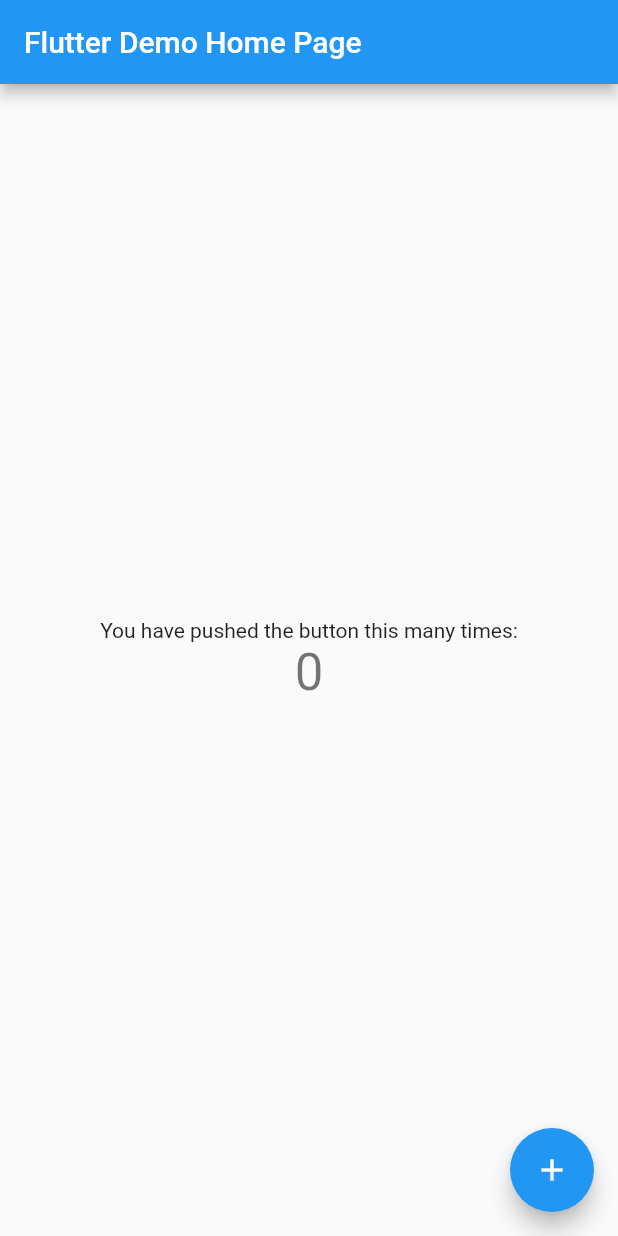
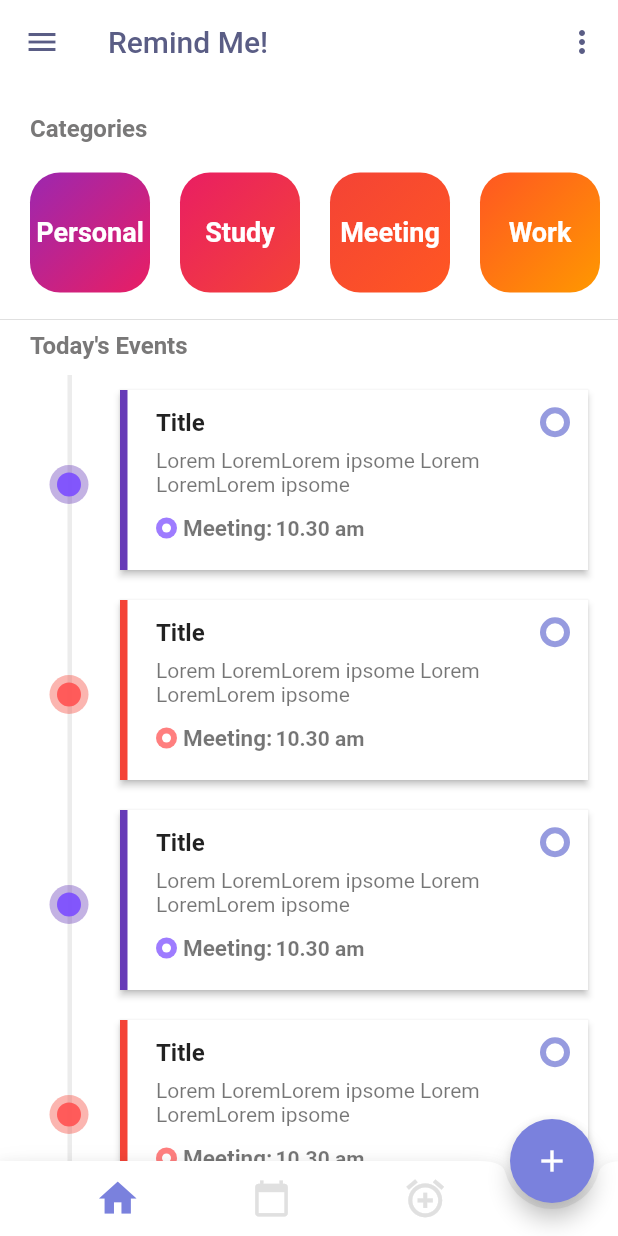
Before and after one commit to abishaan/Reminder, a Flutter app: the screen it shows after launch, on a phone screen of 412 x 824 dp. Run offline on Flutter 3.47's test engine with Material 2 defaults, Android fonts, the phone set to English and light mode, and no system bars; our stand-ins replace table_calendar.

Commit message:
Merged local files

```diff
--- a/lib/main.dart
+++ b/lib/main.dart
@@ -1,111 +1,162 @@
 import 'package:flutter/material.dart';
+import 'package:reminder/screens/calendar_screen.dart';
+import 'package:reminder/screens/events_screen.dart';
+import 'package:reminder/utils/theme_color.dart';
 
-void main() => runApp(MyApp());
+void main() => runApp(ReminderApp());
 
-class MyApp extends StatelessWidget {
-  // This widget is the root of your application.
+class ReminderApp extends StatefulWidget {
+  @override
+  _ReminderAppState createState() => _ReminderAppState();
+}
+
+class _ReminderAppState extends State<ReminderApp> {
   @override
   Widget build(BuildContext context) {
     return MaterialApp(
-      title: 'Flutter Demo',
-      theme: ThemeData(
-        // This is the theme of your application.
-        //
-        // Try running your application with "flutter run". You'll see the
-        // application has a blue toolbar. Then, without quitting the app, try
-        // changing the primarySwatch below to Colors.green and then invoke
-        // "hot reload" (press "r" in the console where you ran "flutter run",
-        // or simply save your changes to "hot reload" in a Flutter IDE).
-        // Notice that the counter didn't reset back to zero; the application
-        // is not restarted.
-        primarySwatch: Colors.blue,
-      ),
-      home: MyHomePage(title: 'Flutter Demo Home Page'),
+      debugShowCheckedModeBanner: false,
+      home: HomePage(),
     );
   }
 }
 
-class MyHomePage extends StatefulWidget {
-  MyHomePage({Key key, this.title}) : super(key: key);
-
-  // This widget is the home page of your application. It is stateful, meaning
-  // that it has a State object (defined below) that contains fields that affect
-  // how it looks.
-
-  // This class is the configuration for the state. It holds the values (in this
-  // case the title) provided by the parent (in this case the App widget) and
-  // used by the build method of the State. Fields in a Widget subclass are
-  // always marked "final".
-
-  final String title;
+class HomePage extends StatefulWidget {
+  static const homeMenuItems = ['Manage Categories', 'Settings'];
 
   @override
-  _MyHomePageState createState() => _MyHomePageState();
+  _HomePageState createState() => _HomePageState();
 }
 
-class _MyHomePageState extends State<MyHomePage> {
-  int _counter = 0;
+class _HomePageState extends State<HomePage> {
+  FloatingActionButtonLocation _buttonLocation =
+      FloatingActionButtonLocation.endDocked;
 
-  void _incrementCounter() {
+  int _currentIndex = 0;
+  bool _bottomNavHome = true;
+  bool _bottomNavCalender = false;
+  bool _bottomNavTimer = false;
+  String _screenTitle = 'Remind Me!';
+  List<Widget> _tabItems;
+
+  @override
+  void initState() {
+    _tabItems = [
+      EventsScreen(),
+      CalendarScreen(refresh),
+      Center(child: Text('Li')),
+      Center(child: Text('Settings')),
+    ];
+    super.initState();
+  }
+
+  refresh(dynamic title) {
     setState(() {
-      // This call to setState tells the Flutter framework that something has
-      // changed in this State, which causes it to rerun the build method below
-      // so that the display can reflect the updated values. If we changed
-      // _counter without calling setState(), then the build method would not be
-      // called again, and so nothing would appear to happen.
-      _counter++;
+      _screenTitle = title;
     });
   }
 
+  final List<PopupMenuItem> _popupHomeMenuItems = HomePage.homeMenuItems
+      .map((value) => PopupMenuItem(
+            value: value,
+            child: Text(value),
+          ))
+      .toList();
+
   @override
   Widget build(BuildContext context) {
-    // This method is rerun every time setState is called, for instance as done
-    // by the _incrementCounter method above.
-    //
-    // The Flutter framework has been optimized to make rerunning build methods
-    // fast, so that you can just rebuild anything that needs updating rather
-    // than having to individually change instances of widgets.
     return Scaffold(
+      resizeToAvoidBottomInset: false,
       appBar: AppBar(
-        // Here we take the value from the MyHomePage object that was created by
-        // the App.build method, and use it to set our appbar title.
-        title: Text(widget.title),
+        elevation: 0,
+        iconTheme: IconThemeData(color: ThemeColor.titleColor),
+        title: Text(
+          _screenTitle,
+          style: TextStyle(color: ThemeColor.titleColor),
+        ),
+        backgroundColor: Colors.white,
+        actions: <Widget>[
+          _bottomNavHome
+              ? PopupMenuButton(
+                  onSelected: (value) {
+                    print(value);
+                  },
+                  itemBuilder: (BuildContext context) => _popupHomeMenuItems,
+                )
+              : SizedBox()
+        ],
       ),
-      body: Center(
-        // Center is a layout widget. It takes a single child and positions it
-        // in the middle of the parent.
-        child: Column(
-          // Column is also a layout widget. It takes a list of children and
-          // arranges them vertically. By default, it sizes itself to fit its
-          // children horizontally, and tries to be as tall as its parent.
-          //
-          // Invoke "debug painting" (press "p" in the console, choose the
-          // "Toggle Debug Paint" action from the Flutter Inspector in Android
-          // Studio, or the "Toggle Debug Paint" command in Visual Studio Code)
-          // to see the wireframe for each widget.
-          //
-          // Column has various properties to control how it sizes itself and
-          // how it positions its children. Here we use mainAxisAlignment to
-          // center the children vertically; the main axis here is the vertical
-          // axis because Columns are vertical (the cross axis would be
-          // horizontal).
-          mainAxisAlignment: MainAxisAlignment.center,
-          children: <Widget>[
-            Text(
-              'You have pushed the button this many times:',
-            ),
-            Text(
-              '$_counter',
-              style: Theme.of(context).textTheme.display1,
-            ),
-          ],
+      backgroundColor: Colors.white,
+      body: _tabItems[_currentIndex],
+      drawer: Drawer(),
+      floatingActionButtonLocation: _buttonLocation,
+      floatingActionButton: FloatingActionButton(
+        onPressed: null,
+        tooltip: 'Increment',
+        backgroundColor: ThemeColor.primary,
+        child: Icon(Icons.add),
+      ),
+      bottomNavigationBar: BottomAppBar(
+        shape: CircularNotchedRectangle(),
+        child: Container(
+          height: 50,
+          margin: EdgeInsets.only(right: 50),
+          child: Row(
+            mainAxisAlignment: MainAxisAlignment.spaceEvenly,
+            children: <Widget>[
+              IconButton(
+                icon: Icon(
+                  Icons.home,
+                  size: 30,
+                  color: _bottomNavHome ? ThemeColor.primary : Colors.grey[300],
+                ),
+                onPressed: () {
+                  setState(() {
+                    _screenTitle = 'Remind Me!';
+                    _currentIndex = 0;
+                    _bottomNavHome = true;
+                    _bottomNavCalender = false;
+                    _bottomNavTimer = false;
+                  });
+                },
+              ),
+              IconButton(
+                icon: Icon(
+                  Icons.calendar_today,
+                  size: 26,
+                  color: _bottomNavCalender
+                      ? ThemeColor.primary
+                      : Colors.grey[300],
+                ),
+                onPressed: () {
+                  setState(() {
+                    _screenTitle = 'Calendar';
+                    _currentIndex = 1;
+                    _bottomNavHome = false;
+                    _bottomNavCalender = true;
+                    _bottomNavTimer = false;
+                  });
+                },
+              ),
+              IconButton(
+                icon: Icon(
+                  Icons.alarm_add,
+                  size: 30,
+                  color:
+                      _bottomNavTimer ? ThemeColor.primary : Colors.grey[300],
+                ),
+                onPressed: () {
+                  setState(() {
+                    _currentIndex = 2;
+                    _bottomNavHome = false;
+                    _bottomNavCalender = false;
+                    _bottomNavTimer = true;
+                  });
+                },
+              ),
+            ],
+          ),
         ),
       ),
-      floatingActionButton: FloatingActionButton(
-        onPressed: _incrementCounter,
-        tooltip: 'Increment',
-        child: Icon(Icons.add),
-      ), // This trailing comma makes auto-formatting nicer for build methods.
     );
   }
 }
--- /dev/null
+++ b/lib/models/event_model.dart
@@ -0,0 +1,9 @@
+
+class Event {
+  String message;
+  String category;
+  DateTime dateTime;
+
+  Event(this.message, this.category, this.dateTime);
+
+}
--- /dev/null
+++ b/lib/screens/events_screen.dart
@@ -0,0 +1,254 @@
+import 'package:flutter/material.dart';
+import 'package:reminder/models/event_model.dart';
+import 'package:reminder/utils/theme_color.dart';
+
+class EventsScreen extends StatefulWidget {
+  final Event events;
+
+  const EventsScreen({Key key, this.events}) : super(key: key);
+
+  @override
+  _EventsScreenState createState() => _EventsScreenState();
+}
+
+class _EventsScreenState extends State<EventsScreen> {
+  List<bool> checkbox = new List<bool>();
+
+  @override
+  void initState() {
+    setState(() {
+      for (int i = 0; i <= 10; i++) {
+        checkbox.add(false);
+      }
+    });
+    super.initState();
+  }
+
+  Widget _buildEventRow(int index) {
+    return Card(
+      elevation: 2,
+      shape: Border(
+        left: BorderSide(
+          color: index % 2 == 0 ? Colors.deepPurple : Colors.red,
+          width: 5,
+        ),
+      ),
+      margin: EdgeInsets.symmetric(horizontal: 20, vertical: 10),
+      child: Container(
+        height: 120,
+        child: ListTile(
+          title: Container(
+            padding: EdgeInsets.fromLTRB(8, 8, 0, 4),
+            child: Row(
+              mainAxisAlignment: MainAxisAlignment.spaceBetween,
+              children: <Widget>[
+                Text(
+                  'Title',
+                  style: TextStyle(fontWeight: FontWeight.w700),
+                ),
+                Container(
+                  height: 12,
+                  width: 12,
+                  decoration: BoxDecoration(
+                    shape: BoxShape.circle,
+                    color: Colors.white,
+                    boxShadow: [
+                      BoxShadow(
+                        spreadRadius: 4,
+                        color: ThemeColor.accent.withAlpha(700),
+                      )
+                    ],
+                  ),
+                ),
+              ],
+            ),
+          ),
+          subtitle: Padding(
+            padding: EdgeInsets.fromLTRB(8, 4, 0, 4),
+            child: Column(
+              children: <Widget>[
+                Align(
+                  alignment: Alignment.topLeft,
+                  child: Text(
+                    'Lorem LoremLorem ipsome Lorem LoremLorem ipsome ',
+                    maxLines: 2,
+                    overflow: TextOverflow.ellipsis,
+                  ),
+                ),
+                Padding(
+                  padding: EdgeInsets.only(top: 12, bottom: 4, left: 4),
+                  child: Row(
+                    children: <Widget>[
+                      Container(
+                        height: 6,
+                        width: 6,
+                        alignment: Alignment.topLeft,
+                        decoration: BoxDecoration(
+                          shape: BoxShape.circle,
+                          color: Colors.white,
+                          boxShadow: [
+                            BoxShadow(
+                              spreadRadius: 4,
+                              color: index % 2 == 0
+                                  ? Colors.deepPurpleAccent.withAlpha(700)
+                                  : Colors.redAccent.withAlpha(700),
+                            ),
+                          ],
+                        ),
+                      ),
+                      Padding(
+                        padding: const EdgeInsets.only(left: 8.0),
+                        child: Text(
+                          'Meeting:',
+                          style: TextStyle(
+                              fontWeight: FontWeight.w700, fontSize: 15),
+                        ),
+                      ),
+                      Padding(
+                        padding: const EdgeInsets.only(left: 2.0),
+                        child: Text(
+                          '10.30 am',
+                          style: TextStyle(fontWeight: FontWeight.w700),
+                        ),
+                      ),
+                    ],
+                  ),
+                ),
+              ],
+            ),
+          ),
+        ),
+      ),
+    );
+  }
+
+  Widget _buildEventListRow(int index) {
+    return Stack(
+      children: <Widget>[
+        Positioned(
+          top: 0.0,
+          bottom: 0.0,
+          left: 45.0,
+          child: Container(
+            height: double.infinity,
+            width: 3,
+            color: Colors.grey.withAlpha(50),
+          ),
+        ),
+        Positioned(
+          top: 65.0,
+          left: 38,
+          child: Container(
+            height: 16.0,
+            width: 16.0,
+            decoration: BoxDecoration(
+              shape: BoxShape.circle,
+              color: index % 2 == 0
+                  ? Colors.deepPurpleAccent.withAlpha(1000)
+                  : Colors.redAccent.withAlpha(1000),
+              boxShadow: [
+                BoxShadow(
+                  spreadRadius: 5,
+                  color: index % 2 == 0
+                      ? Colors.deepPurple.withAlpha(100)
+                      : Colors.red.withAlpha(100),
+                ),
+              ],
+            ),
+          ),
+        ),
+        Padding(
+          padding: const EdgeInsets.only(left: 60.0),
+          child: _buildEventRow(index),
+        )
+      ],
+    );
+  }
+
+  Widget _eventLabel(String label) {
+    return Container(
+      margin: EdgeInsets.symmetric(horizontal: 20),
+      alignment: Alignment.topLeft,
+      child: Text(
+        label,
+        style: TextStyle(
+          color: ThemeColor.subTitleColor,
+          fontWeight: FontWeight.bold,
+          fontSize: 16,
+        ),
+      ),
+    );
+  }
+
+  Widget _buildCategory(Color color1, Color color2, String label) {
+    return Container(
+      margin: EdgeInsets.fromLTRB(20, 10, 0, 10),
+      decoration: BoxDecoration(
+        borderRadius: BorderRadius.circular(20),
+        gradient: LinearGradient(
+            colors: [color1, color2],
+            begin: Alignment.topLeft,
+            end: Alignment.bottomRight,
+            stops: [0, 1]),
+      ),
+      height: 80,
+      width: 80,
+      child: Center(
+        child: Text(
+          label,
+          style: TextStyle(
+              color: Colors.white, fontSize: 18, fontWeight: FontWeight.w700),
+        ),
+      ),
+    );
+  }
+
+  @override
+  Widget build(BuildContext context) {
+    return SingleChildScrollView(
+      child: SizedBox(
+        height: MediaQuery.of(context).size.height,
+        child: Column(
+          children: <Widget>[
+            SizedBox(
+              height: 20,
+            ),
+            _eventLabel('Categories'),
+            SizedBox(
+              height: 10,
+            ),
+            SingleChildScrollView(
+              scrollDirection: Axis.horizontal,
+              child: Row(
+                crossAxisAlignment: CrossAxisAlignment.start,
+                children: <Widget>[
+                  _buildCategory(Colors.purple, Colors.pink, 'Personal'),
+                  _buildCategory(Colors.pink, Colors.red, 'Study'),
+                  _buildCategory(Colors.red, Colors.deepOrange, 'Meeting'),
+                  _buildCategory(Colors.deepOrange, Colors.orange, 'Work'),
+                  _buildCategory(Colors.orange, Colors.amber, 'Others'),
+                  SizedBox(
+                    width: 20,
+                  ),
+                ],
+              ),
+            ),
+            Divider(),
+            _eventLabel('Today\'s Events'),
+            SizedBox(
+              height: 10,
+            ),
+            Expanded(
+              child: ListView.builder(
+                itemCount: checkbox.length,
+                itemBuilder: (context, index) {
+                  return _buildEventListRow(index);
+                },
+              ),
+            ),
+          ],
+        ),
+      ),
+    );
+  }
+}
--- /dev/null
+++ b/lib/utils/theme_color.dart
@@ -0,0 +1,18 @@
+import 'package:flutter/material.dart';
+
+class ThemeColor {
+  static const Color titleColor = const Color(0xff5a5d85);
+  static const Color subTitleColor = const Color(0xff797878);
+
+
+  static const Color primary = Color(0xff7a81dd);
+  static const Color accent = Color(0xff7178d3);
+  static const Color primaryAccent = Color(0xff494c79);
+
+  static const Color lightPurple = Color(0xff7e57c2);
+//  static const Color primary = Color(0xff673ab7);
+//  static const Color accent = Color(0xff5e35b1);
+  static const Color darkAccent = Color(0xff512da8);
+
+
+}
--- a/pubspec.yaml
+++ b/pubspec.yaml
@@ -19,10 +19,9 @@
 dependencies:
   flutter:
     sdk: flutter
-
-  # The following adds the Cupertino Icons font to your application.
-  # Use with the CupertinoIcons class for iOS style icons.
   cupertino_icons: ^0.1.2
+  table_calendar: ^2.2.3
+  provider: ^4.0.4
 
 dev_dependencies:
   flutter_test:
```
Also changed, not shown: lib/screens/calendar_screen.dart (added, +241 -0 lines), pubspec.lock.
